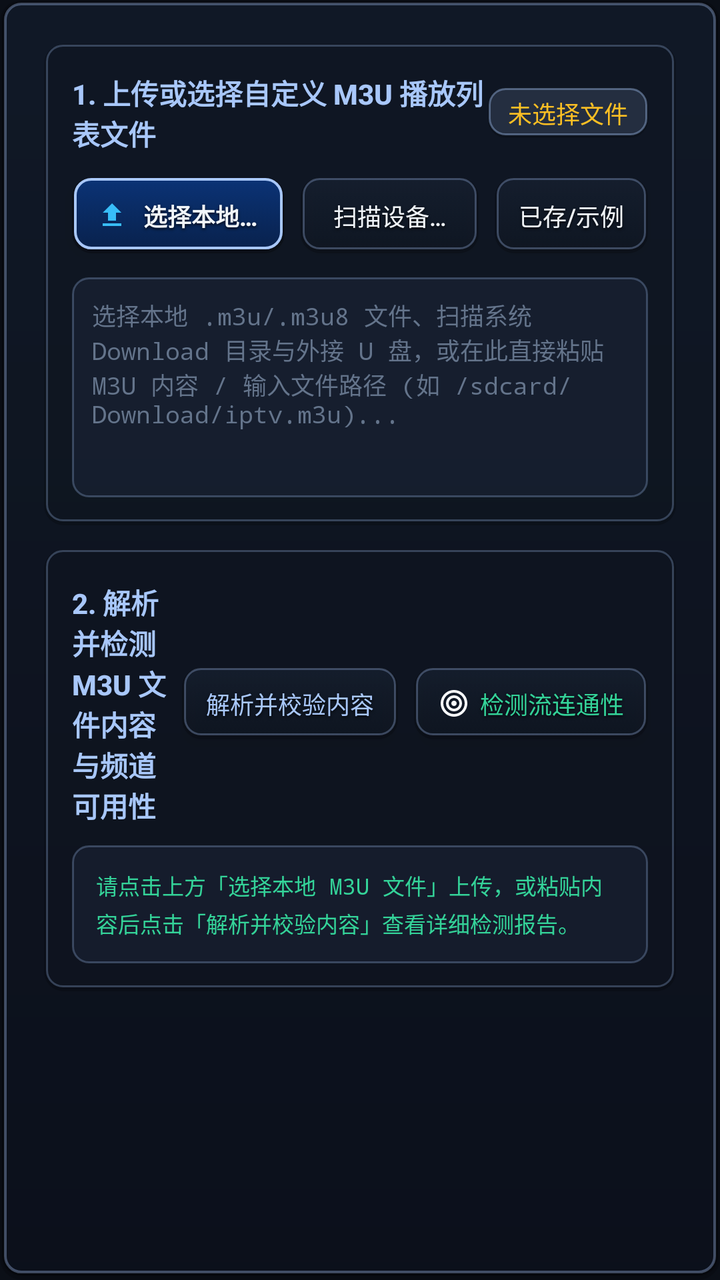
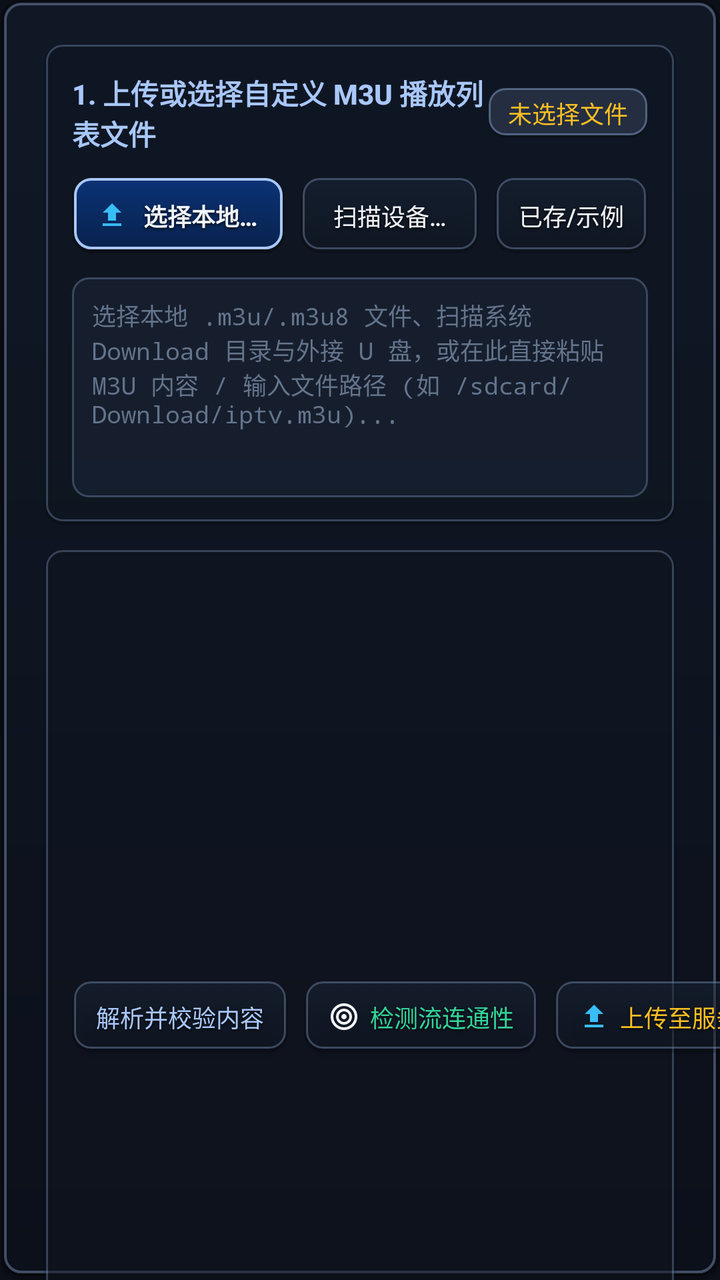

The first picture is an Android layout as it rendered before a commit; the second is the same layout after the commit. The layout source and the unified diff follow.
<!-- AndroidManifest.xml: application theme Theme.BjUnicomIptv -->
<!-- res/layout/dialog_custom_m3u.xml -->
<?xml version="1.0" encoding="utf-8"?>
<ScrollView xmlns:android="http://schemas.android.com/apk/res/android"
    android:layout_width="match_parent"
    android:layout_height="wrap_content"
    android:background="@drawable/bg_md3_dialog_surface"
    android:clipChildren="false"
    android:clipToPadding="false"
    android:padding="18dp"
    android:scrollbars="none">

    <LinearLayout
        android:layout_width="match_parent"
        android:layout_height="wrap_content"
        android:clipChildren="false"
        android:clipToPadding="false"
        android:orientation="vertical"
        android:padding="4dp">

        
        <LinearLayout
            android:layout_width="match_parent"
            android:layout_height="wrap_content"
            android:background="@drawable/bg_md3_card_container"
            android:clipChildren="false"
            android:clipToPadding="false"
            android:orientation="vertical"
            android:padding="14dp">

            <LinearLayout
                android:layout_width="match_parent"
                android:layout_height="wrap_content"
                android:clipChildren="false"
                android:clipToPadding="false"
                android:gravity="center_vertical"
                android:orientation="horizontal">

                <TextView
                    android:layout_width="0dp"
                    android:layout_height="wrap_content"
                    android:layout_weight="1"
                    android:fontFamily="sans-serif-medium"
                    android:includeFontPadding="false"
                    android:text="1. 上传或选择自定义 M3U 播放列表文件"
                    android:textColor="@color/md_theme_dark_primary"
                    android:textSize="14sp"
                    android:textStyle="bold" />

                <TextView
                    android:id="@+id/tv_custom_m3u_filename"
                    android:layout_width="wrap_content"
                    android:layout_height="wrap_content"
                    android:background="@drawable/bg_channel_num_pill"
                    android:fontFamily="monospace"
                    android:includeFontPadding="false"
                    android:paddingHorizontal="10dp"
                    android:paddingVertical="4dp"
                    android:text="未选择文件"
                    android:textColor="@color/accent_amber"
                    android:textSize="12sp" />
            </LinearLayout>

            <LinearLayout
                android:layout_width="match_parent"
                android:layout_height="wrap_content"
                android:layout_marginTop="10dp"
                android:clipChildren="false"
                android:clipToPadding="false"
                android:gravity="center_vertical"
                android:orientation="horizontal"
                android:paddingVertical="2dp">

                <Button
                    android:id="@+id/btn_pick_m3u_file"
                    style="@style/Widget.BjUnicomIptv.PrimaryButton"
                    android:layout_width="0dp"
                    android:layout_height="38dp"
                    android:layout_marginEnd="8dp"
                    android:layout_weight="1.2"
                    android:drawableStart="@drawable/ic_flat_upload"
                    android:drawablePadding="6dp"
                    android:focusable="true"
                    android:paddingHorizontal="12dp"
                    android:text="选择本地 M3U 文件"
                    android:textSize="12sp"
                    android:textStyle="bold" />

                <Button
                    android:id="@+id/btn_scan_local_m3u_files"
                    style="@style/Widget.BjUnicomIptv.HudButton"
                    android:layout_width="0dp"
                    android:layout_height="38dp"
                    android:layout_marginEnd="8dp"
                    android:layout_weight="1"
                    android:focusable="true"
                    android:paddingHorizontal="10dp"
                    android:text="扫描设备 M3U"
                    android:textSize="12sp" />

                <Button
                    android:id="@+id/btn_load_sample_m3u"
                    style="@style/Widget.BjUnicomIptv.HudButton"
                    android:layout_width="wrap_content"
                    android:layout_height="38dp"
                    android:focusable="true"
                    android:paddingHorizontal="12dp"
                    android:text="已存/示例"
                    android:textSize="12sp" />
            </LinearLayout>

            <EditText
                android:id="@+id/et_custom_m3u_content"
                android:layout_width="match_parent"
                android:layout_height="110dp"
                android:layout_marginTop="10dp"
                android:background="@drawable/bg_badge"
                android:focusable="true"
                android:fontFamily="monospace"
                android:gravity="top|start"
                android:hint="选择本地 .m3u/.m3u8 文件、扫描系统 Download 目录与外接 U 盘，或在此直接粘贴 M3U 内容 / 输入文件路径 (如 /sdcard/Download/iptv.m3u)..."
                android:includeFontPadding="false"
                android:inputType="textMultiLine|textNoSuggestions"
                android:minLines="4"
                android:nextFocusDown="@id/btn_inspect_m3u_content"
                android:nextFocusUp="@id/btn_scan_local_m3u_files"
                android:padding="10dp"
                android:scrollbars="none"
                android:textColor="@color/text_primary"
                android:textColorHint="@color/text_muted"
                android:textSize="12sp" />
        </LinearLayout>

        
        <LinearLayout
            android:layout_width="match_parent"
            android:layout_height="wrap_content"
            android:layout_marginTop="12dp"
            android:background="@drawable/bg_md3_card_container"
            android:clipChildren="false"
            android:clipToPadding="false"
            android:orientation="vertical"
            android:padding="14dp">

            <LinearLayout
                android:layout_width="match_parent"
                android:layout_height="wrap_content"
                android:clipChildren="false"
                android:clipToPadding="false"
                android:gravity="center_vertical"
                android:orientation="horizontal"
                android:paddingVertical="2dp">

                <TextView
                    android:layout_width="0dp"
                    android:layout_height="wrap_content"
                    android:layout_weight="1"
                    android:fontFamily="sans-serif-medium"
                    android:includeFontPadding="false"
                    android:text="2. 解析并检测 M3U 文件内容与频道可用性"
                    android:textColor="@color/md_theme_dark_primary"
                    android:textSize="14sp"
                    android:textStyle="bold" />

                <Button
                    android:id="@+id/btn_inspect_m3u_content"
                    style="@style/Widget.BjUnicomIptv.HudButton"
                    android:layout_width="wrap_content"
                    android:layout_height="36dp"
                    android:layout_marginEnd="8dp"
                    android:focusable="true"
                    android:paddingHorizontal="12dp"
                    android:text="解析并校验内容"
                    android:textColor="@color/md_theme_dark_primary"
                    android:textSize="12sp" />

                <Button
                    android:id="@+id/btn_probe_m3u_streams"
                    style="@style/Widget.BjUnicomIptv.HudButton"
                    android:layout_width="wrap_content"
                    android:layout_height="36dp"
                    android:drawableStart="@drawable/ic_flat_radar"
                    android:drawablePadding="5dp"
                    android:focusable="true"
                    android:paddingHorizontal="12dp"
                    android:text="检测流连通性"
                    android:textColor="@color/accent_green"
                    android:textSize="12sp" />
            </LinearLayout>

            <ProgressBar
                android:id="@+id/pb_custom_m3u_probe"
                style="?android:attr/progressBarStyleHorizontal"
                android:layout_width="match_parent"
                android:layout_height="6dp"
                android:layout_marginTop="8dp"
                android:max="100"
                android:progress="0"
                android:progressTint="@color/md_theme_dark_primary"
                android:visibility="gone" />

            <TextView
                android:id="@+id/tv_custom_m3u_report"
                android:layout_width="match_parent"
                android:layout_height="wrap_content"
                android:layout_marginTop="8dp"
                android:background="@drawable/bg_badge"
                android:fontFamily="monospace"
                android:lineSpacingExtra="3dp"
                android:padding="12dp"
                android:text="请点击上方「选择本地 M3U 文件」上传，或粘贴内容后点击「解析并校验内容」查看详细检测报告。"
                android:textColor="@color/accent_green"
                android:textSize="11sp" />
        </LinearLayout>

    </LinearLayout>
</ScrollView>
<!-- resources referenced by this layout -->
<resources>
  <color name="accent_amber">#FBBF24</color>
  <color name="accent_green">#34D399</color>
  <color name="md_theme_dark_primary">#A8C7FA</color>
  <color name="text_muted">#64748B</color>
  <color name="text_primary">#F1F5F9</color>
  <!-- drawable ic_flat_radar (drawable) -->
  <?xml version="1.0" encoding="utf-8"?>
  <vector xmlns:android="http://schemas.android.com/apk/res/android"
      android:width="16dp"
      android:height="16dp"
      android:viewportWidth="24"
      android:viewportHeight="24">
      <path
          android:fillColor="#F8FAFC"
          android:pathData="M12,2C6.48,2 2,6.48 2,12s4.48,10 10,10 10,-4.48 10,-10S17.52,2 12,2zM12,20c-4.42,0 -8,-3.58 -8,-8s3.58,-8 8,-8 8,3.58 8,8 -3.58,8 -8,8zM12,6c-3.31,0 -6,2.69 -6,6s2.69,6 6,6 6,-2.69 6,-6 -2.69,-6 -6,-6zM12,16c-2.21,0 -4,-1.79 -4,-4s1.79,-4 4,-4 4,1.79 4,4 -1.79,4 -4,4zM12,10c-1.1,0 -2,0.9 -2,2s0.9,2 2,2 2,-0.9 2,-2 -0.9,-2 -2,-2z" />
  </vector>
  <!-- drawable ic_flat_upload (drawable) -->
  <?xml version="1.0" encoding="utf-8"?>
  <vector xmlns:android="http://schemas.android.com/apk/res/android"
      android:width="16dp"
      android:height="16dp"
      android:viewportWidth="24"
      android:viewportHeight="24">
      <path
          android:fillColor="#38BDF8"
          android:pathData="M9,16h6v-6h4l-7,-7 -7,7h4v6zM5,18h14v2H5v-2z" />
  </vector>
  <dimen name="ui_corner_radius">8dp</dimen>
  <color name="ui_text_shadow">#CC000000</color>
  <color name="md_theme_dark_onPrimary">#062E6F</color>
  <color name="md_theme_dark_primaryContainer">#0842A0</color>
  <color name="md_theme_dark_onPrimaryContainer">#D3E3FD</color>
  <color name="md_theme_dark_secondary">#7FCFFF</color>
  <color name="md_theme_dark_onSecondary">#003355</color>
  <color name="md_theme_dark_secondaryContainer">#004A77</color>
  <color name="md_theme_dark_onSecondaryContainer">#C2E7FF</color>
  <color name="md_theme_dark_tertiary">#6DD58C</color>
  <color name="md_theme_dark_surface">#111722</color>
  <color name="md_theme_dark_onSurface">#E2E8F0</color>
  <color name="md_theme_dark_surfaceContainerHigh">#233046</color>
  <color name="md_theme_dark_onSurfaceVariant">#94A3B8</color>
  <color name="md_theme_dark_outline">#64748B</color>
  <color name="md_theme_dark_ripple">#33A8C7FA</color>
  <color name="bg_primary">#0B0F17</color>
  <style name="ThemeOverlay.BjUnicomIptv.MaterialAlertDialog" parent="ThemeOverlay.Material3.MaterialAlertDialog">
          <item name="colorSurface">@color/md_theme_dark_surfaceContainer</item>
          <item name="colorOnSurface">@color/text_primary</item>
          <item name="colorOnSurfaceVariant">@color/text_secondary</item>
          <item name="colorPrimary">@color/md_theme_dark_primary</item>
          <item name="android:background">@drawable/bg_md3_dialog_surface</item>
          <item name="android:windowBackground">@drawable/bg_md3_dialog_surface</item>
          <item name="shapeAppearanceOverlay">@style/ShapeAppearance.BjUnicomIptv.RoundedRect</item>
      </style>
  <color name="md_theme_dark_surfaceContainer">#1B2536</color>
  <color name="text_secondary">#94A3B8</color>
  <style name="ShapeAppearance.BjUnicomIptv.RoundedRect" parent="">
          <item name="cornerFamily">rounded</item>
          <item name="cornerSize">@dimen/ui_corner_radius</item>
      </style>
  <!-- unchanged entries left out for length: 9 -->
</resources>

<!-- the commit's change to res/layout/dialog_custom_m3u.xml (unified diff, before → after) -->
@@ -177,12 +177,26 @@
                     style="@style/Widget.BjUnicomIptv.HudButton"
                     android:layout_width="wrap_content"
                     android:layout_height="36dp"
+                    android:layout_marginEnd="8dp"
                     android:drawableStart="@drawable/ic_flat_radar"
                     android:drawablePadding="5dp"
                     android:focusable="true"
                     android:paddingHorizontal="12dp"
                     android:text="检测流连通性"
                     android:textColor="@color/accent_green"
+                    android:textSize="12sp" />
+
+                <Button
+                    android:id="@+id/btn_upload_custom_m3u_server"
+                    style="@style/Widget.BjUnicomIptv.HudButton"
+                    android:layout_width="wrap_content"
+                    android:layout_height="36dp"
+                    android:drawableStart="@drawable/ic_flat_upload"
+                    android:drawablePadding="5dp"
+                    android:focusable="true"
+                    android:paddingHorizontal="12dp"
+                    android:text="上传至服务器"
+                    android:textColor="@color/accent_amber"
                     android:textSize="12sp" />
             </LinearLayout>
 
